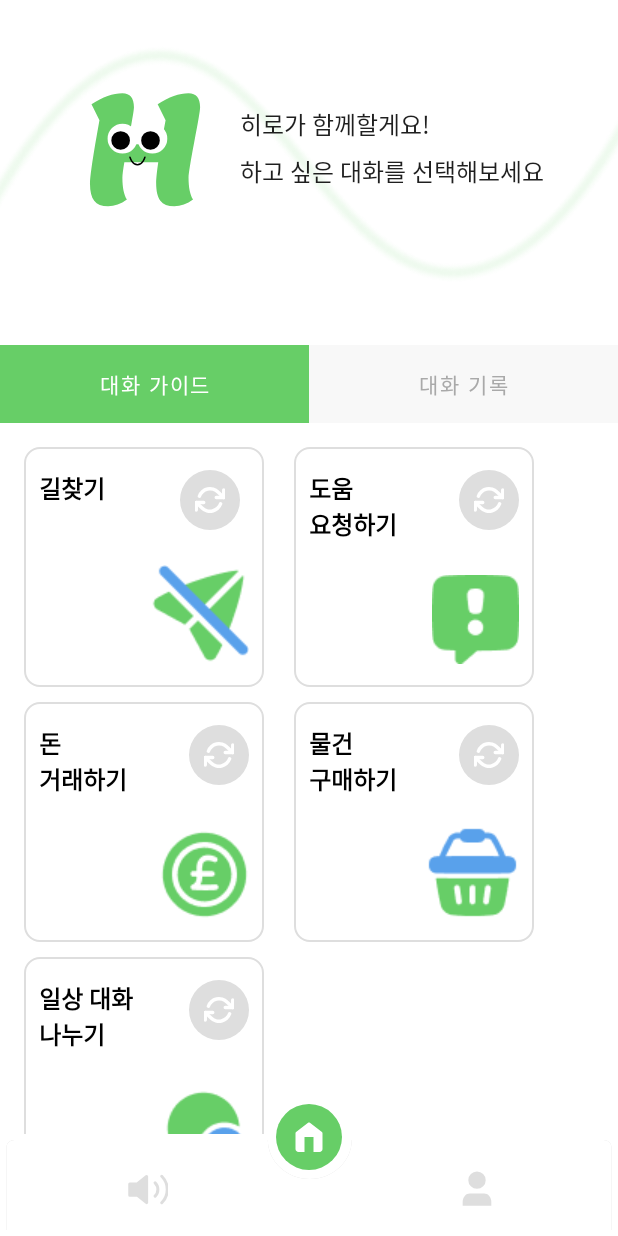
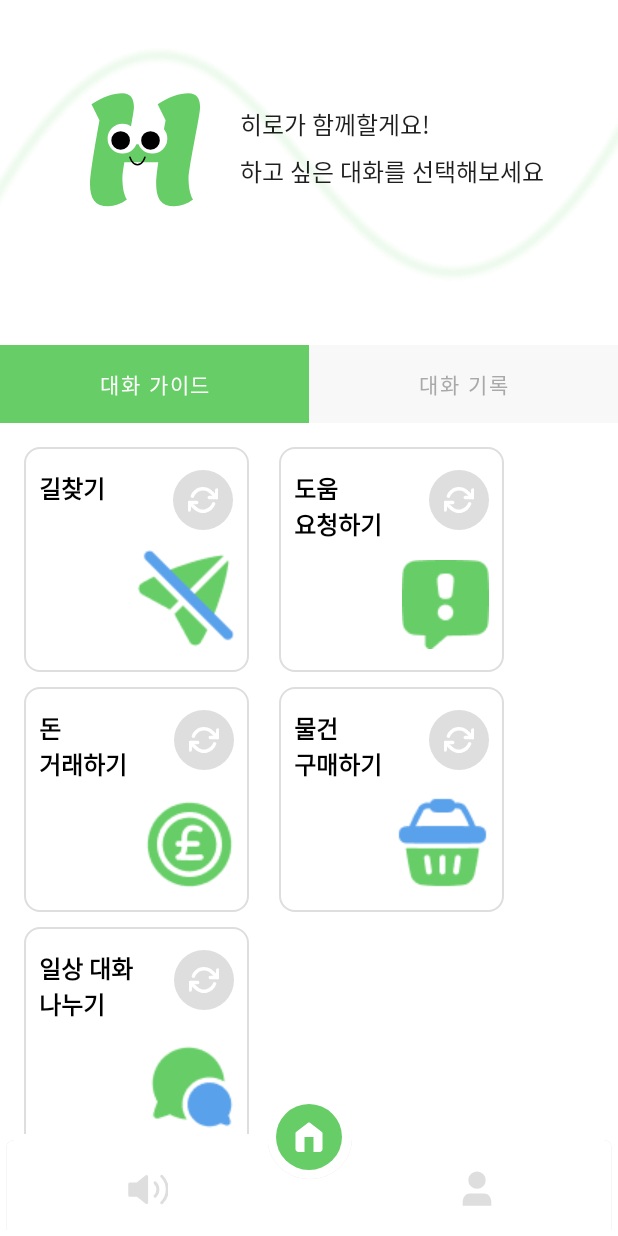
Before and after one commit to HEAROAD/Hearoad_Android, an Android app: the screen it shows after launch (MainActivity), on a phone screen of 412 x 824 dp. Run offline under Robolectric (Android 15) with nearby library versions, the phone set to English and light mode, and no system bars; our stand-ins replace navigation-ui.

Commit message:
design : emergancy Guide

```diff
--- a/app/src/main/res/layout/fragment_guide.xml
+++ b/app/src/main/res/layout/fragment_guide.xml
@@ -20,8 +20,8 @@
         <!-- 첫 번째 아이템 -->
     <androidx.constraintlayout.widget.ConstraintLayout
         android:id="@+id/cl_guide_1"
-        android:layout_width="160dp"
-        android:layout_height="160dp"
+        android:layout_width="150dp"
+        android:layout_height="150dp"
         android:paddingHorizontal="10dp"
         android:paddingVertical="15dp"
         android:background="@drawable/shape_roundborder_10">
@@ -62,8 +62,8 @@
         <!-- 세 번째 아이템 -->
         <androidx.constraintlayout.widget.ConstraintLayout
             android:id="@+id/cl_guide_2"
-            android:layout_width="160dp"
-            android:layout_height="160dp"
+            android:layout_width="150dp"
+            android:layout_height="150dp"
             android:paddingHorizontal="10dp"
             android:paddingVertical="15dp"
             android:layout_marginLeft="20dp"
@@ -109,8 +109,8 @@
 
         <androidx.constraintlayout.widget.ConstraintLayout
             android:id="@+id/cl_guide_3"
-            android:layout_width="160dp"
-            android:layout_height="160dp"
+            android:layout_width="150dp"
+            android:layout_height="150dp"
             android:paddingHorizontal="10dp"
             android:paddingVertical="15dp"
             android:layout_marginTop="10dp"
@@ -149,8 +149,8 @@
         <!-- 네 번째 아이템 -->
         <androidx.constraintlayout.widget.ConstraintLayout
             android:id="@+id/cl_guide_4"
-            android:layout_width="160dp"
-            android:layout_height="160dp"
+            android:layout_width="150dp"
+            android:layout_height="150dp"
             android:paddingHorizontal="10dp"
             android:paddingVertical="15dp"
             android:layout_marginLeft="20dp"
@@ -190,8 +190,8 @@
         <!-- 다섯 번째 아이템 -->
         <androidx.constraintlayout.widget.ConstraintLayout
             android:id="@+id/cl_guide_5"
-            android:layout_width="160dp"
-            android:layout_height="160dp"
+            android:layout_width="150dp"
+            android:layout_height="150dp"
             android:paddingHorizontal="10dp"
             android:paddingVertical="15dp"
             android:layout_marginTop="10dp"
```
Also changed, not shown: app/src/main/res/layout/activity_guide_emergancy_01.xml (+4 -4 lines), app/src/main/res/layout/activity_guide_emergancy_02.xml (+10 -10 lines), app/src/main/res/layout/activity_guide_emergancy_03.xml (+10 -10 lines).
